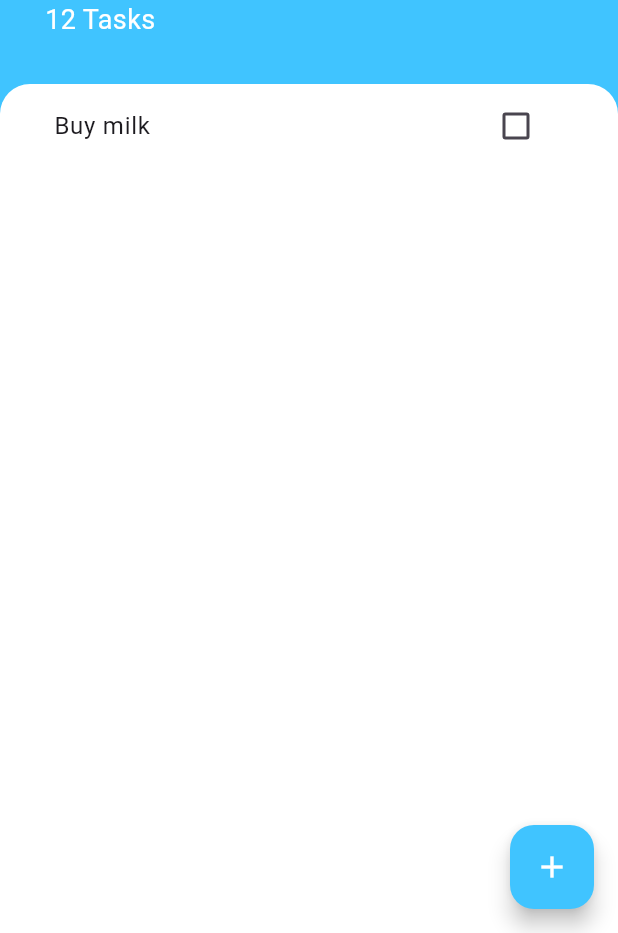
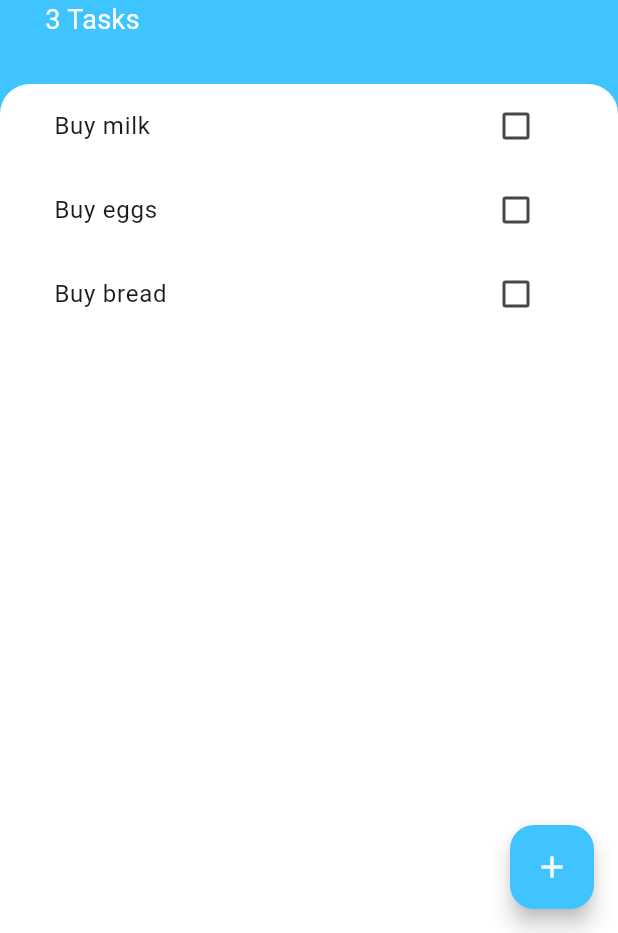
Before and after one commit to Shadidu-Waako/todoey, a Flutter app: the screen it shows after launch, on a phone screen of 412 x 824 dp, the part 303-1236 px from its top. Run offline on Flutter 3.47's test engine with Material 3 defaults, Android fonts, the phone set to English and light mode, and no system bars.

Commit message:
aenabled adding of tasks

```diff
--- a/lib/screens/tasks_screen.dart
+++ b/lib/screens/tasks_screen.dart
@@ -1,9 +1,21 @@
 import 'package:flutter/material.dart';
 import 'package:todoey/widgets/task_list.dart';
 import 'package:todoey/screens/add_task_screen.dart';
+import 'package:todoey/models/task.dart';
 
-class TasksScreen extends StatelessWidget {
+class TasksScreen extends StatefulWidget {
   const TasksScreen({super.key});
+
+  @override
+  State<TasksScreen> createState() => _TasksScreenState();
+}
+
+class _TasksScreenState extends State<TasksScreen> {
+  List<Task> tasks = [
+    Task(name: 'Buy milk'),
+    Task(name: 'Buy eggs'),
+    Task(name: 'Buy bread'),
+  ];
 
   @override
   Widget build(BuildContext context) {
@@ -15,7 +27,14 @@ class TasksScreen extends StatelessWidget {
         onPressed: () {
           showModalBottomSheet(
             context: context,
-            builder: (context) => AddTaskScreen(),
+            builder: (context) => AddTaskScreen(
+              addTaskCallback: (newTaskTitle) {
+                setState(() {
+                  tasks.add(Task(name: newTaskTitle));
+                });
+                Navigator.pop(context);
+              },
+            ),
           );
         },
       ),
@@ -51,7 +70,7 @@ class TasksScreen extends StatelessWidget {
                   ),
                 ),
                 Text(
-                  '12 Tasks',
+                  '${tasks.length} Tasks',
                   style: TextStyle(color: Colors.white, fontSize: 18.0),
                 ),
               ],
@@ -67,7 +86,7 @@ class TasksScreen extends StatelessWidget {
                   topRight: Radius.circular(20.0),
                 ),
               ),
-              child: TaskList(),
+              child: TaskList(tasks),
             ),
           ),
         ],
--- a/lib/widgets/task_list.dart
+++ b/lib/widgets/task_list.dart
@@ -3,28 +3,29 @@ import 'package:todoey/widgets/task_tile.dart';
 import 'package:todoey/models/task.dart';
 
 class TaskList extends StatefulWidget {
+  final List<Task> tasks;
+  TaskList(this.tasks);
+
   @override
   State<TaskList> createState() => _TaskListState();
 }
 
 class _TaskListState extends State<TaskList> {
-  List<Task> tasks = [Task(name: 'Buy milk')];
-
   @override
   Widget build(BuildContext context) {
     return ListView.builder(
       itemBuilder: (context, index) {
         return TaskTile(
-          taskTitle: tasks[index].name,
-          isChecked: tasks[index].isDone,
+          taskTitle: widget.tasks[index].name,
+          isChecked: widget.tasks[index].isDone,
           checkboxCallback: (bool? checkBoxState) {
-          setState(() {
-            tasks[index].toggleDone();
-          });
-        },
+            setState(() {
+              widget.tasks[index].toggleDone();
+            });
+          },
         );
       },
-      itemCount: tasks.length,
+      itemCount: widget.tasks.length,
     );
   }
 }
```
Also changed, not shown: lib/screens/add_task_screen.dart (+12 -2 lines).
